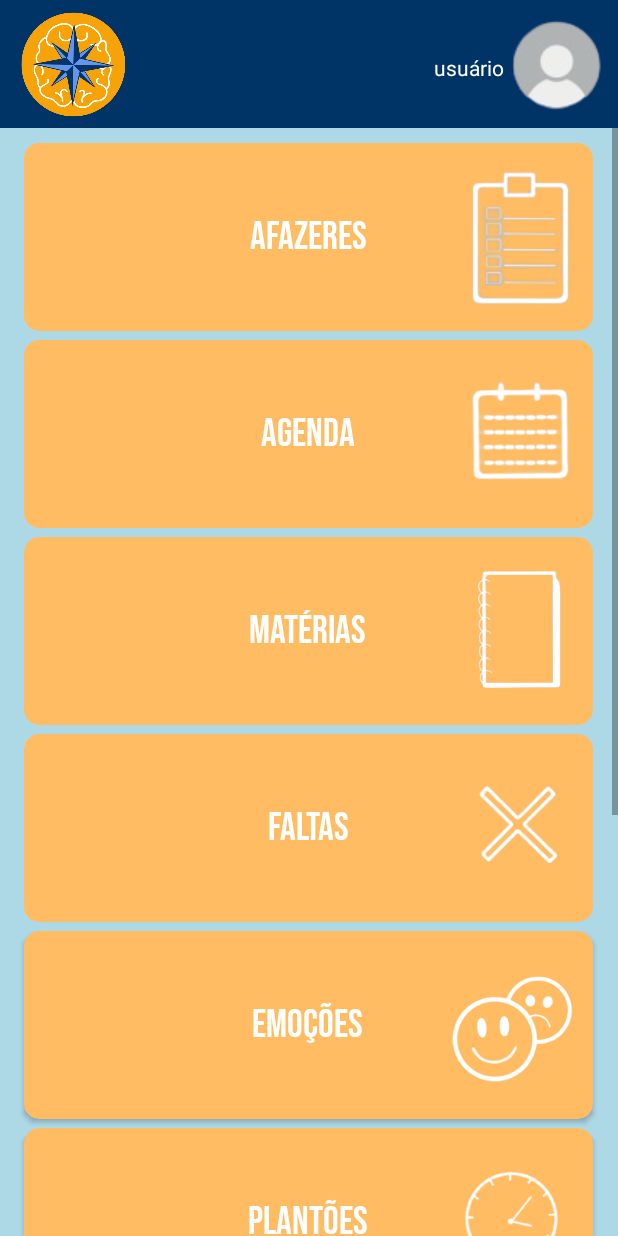
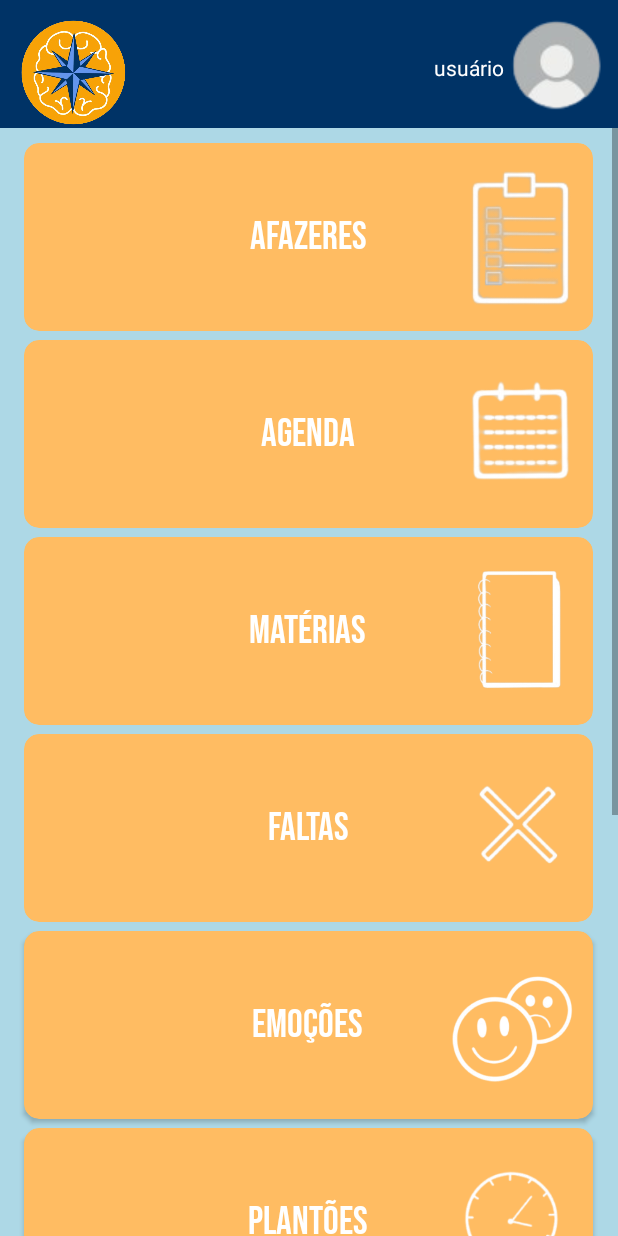
Before and after one commit to Grupo5Tcc/StudyGuider, an Android app: the MenuActivity screen opened directly, with no data from a screen before it, on a phone screen of 412 x 824 dp. Run offline under Robolectric (Android 15) with nearby library versions, the phone set to English and light mode, and no system bars.

```diff
--- a/app/src/main/res/layout/activity_menu.xml
+++ b/app/src/main/res/layout/activity_menu.xml
@@ -21,10 +21,14 @@
             android:id="@+id/imglogo"
             android:layout_width="80dp"
             android:layout_height="75dp"
+            android:layout_marginStart="8dp"
+            android:layout_marginTop="5dp"
+            android:layout_marginEnd="201dp"
+            app:layout_constraintBottom_toBottomOf="parent"
+            app:layout_constraintEnd_toStartOf="@+id/txtUsuario"
             app:layout_constraintStart_toStartOf="parent"
-            android:layout_marginStart="8dp"
-            app:srcCompat="@drawable/logo_img"
-            tools:ignore="MissingConstraints" />
+            app:layout_constraintTop_toTopOf="parent"
+            app:srcCompat="@drawable/logo_img" />
 
         <TextView
             android:id="@+id/txtUsuario"
```
